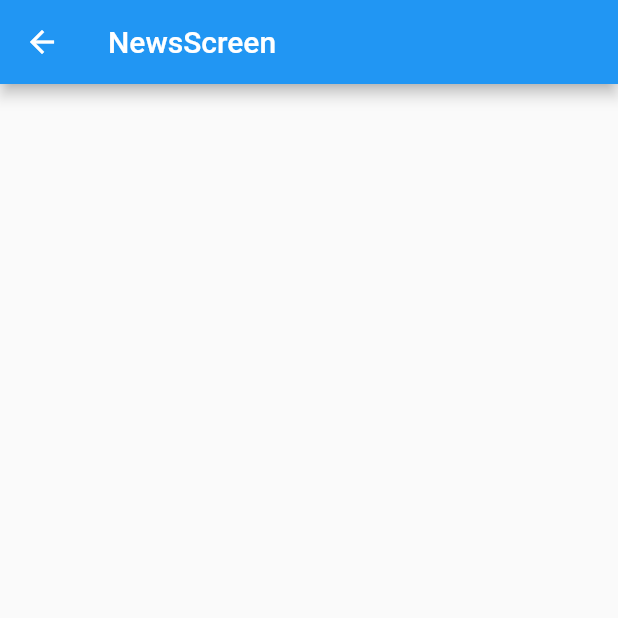
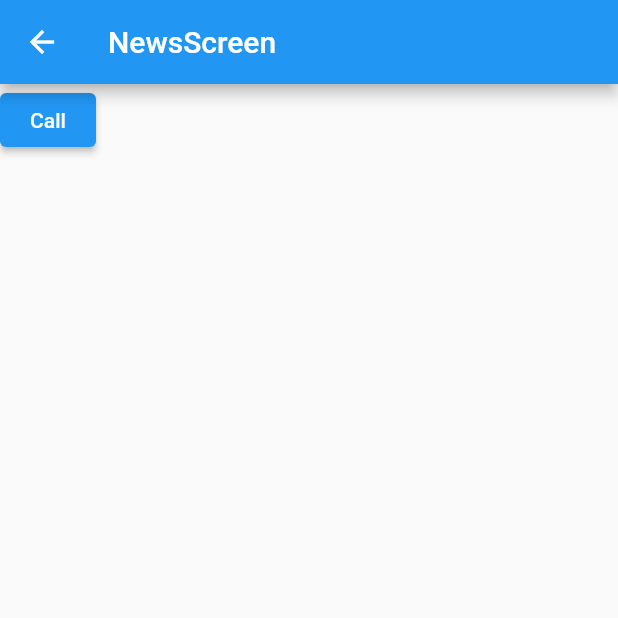
Before and after one commit to jinhan38/flutter_lecture_first, a Flutter app: the NewsScreen screen opened directly, on a phone screen of 412 x 824 dp, the top half of it. Run offline on Flutter 3.47's test engine with Material 2 defaults, Android fonts, the phone set to English and light mode, and no system bars; our stand-ins replace dio; missing offline and left inert: dart:ffi.

Commit message:
dio 추가

```diff
--- a/lib/ch7/news_screen.dart
+++ b/lib/ch7/news_screen.dart
@@ -1,3 +1,4 @@
+import 'package:dio/dio.dart';
 import 'package:flutter/material.dart';
 
 class NewsScreen extends StatefulWidget {
@@ -8,12 +9,24 @@ class NewsScreen extends StatefulWidget {
 }
 
 class _NewsScreenState extends State<NewsScreen> {
+  final Dio dio = Dio();
+
   @override
   Widget build(BuildContext context) {
     return Scaffold(
       appBar: AppBar(
         title: const Text('NewsScreen'),
       ),
+      body: Column(
+        children: [
+          ElevatedButton(
+              onPressed: () async {
+                final response = await dio.get('https://pub.dev');
+                print(response.data);
+              },
+              child: Text("Call")),
+        ],
+      ),
     );
   }
 }
--- a/pubspec.yaml
+++ b/pubspec.yaml
@@ -12,6 +12,7 @@ dependencies:
     sdk: flutter
 
   cupertino_icons: ^1.0.2
+  dio: ^5.3.0
 
 dev_dependencies:
   flutter_test:
```
Also changed, not shown: pubspec.lock.
